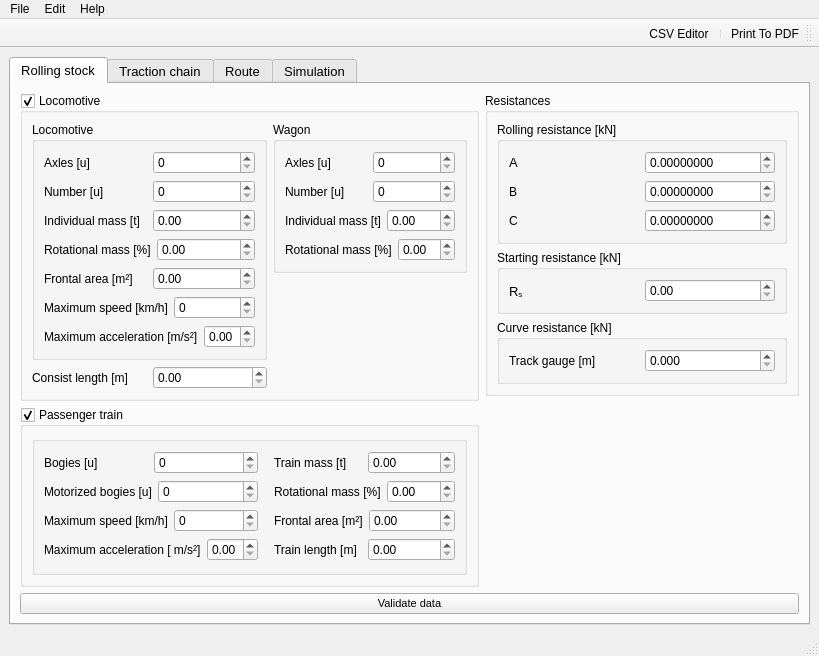
Old version of the form RailwaySim_GUI.ui in the repository danicc097/RailwaySim.
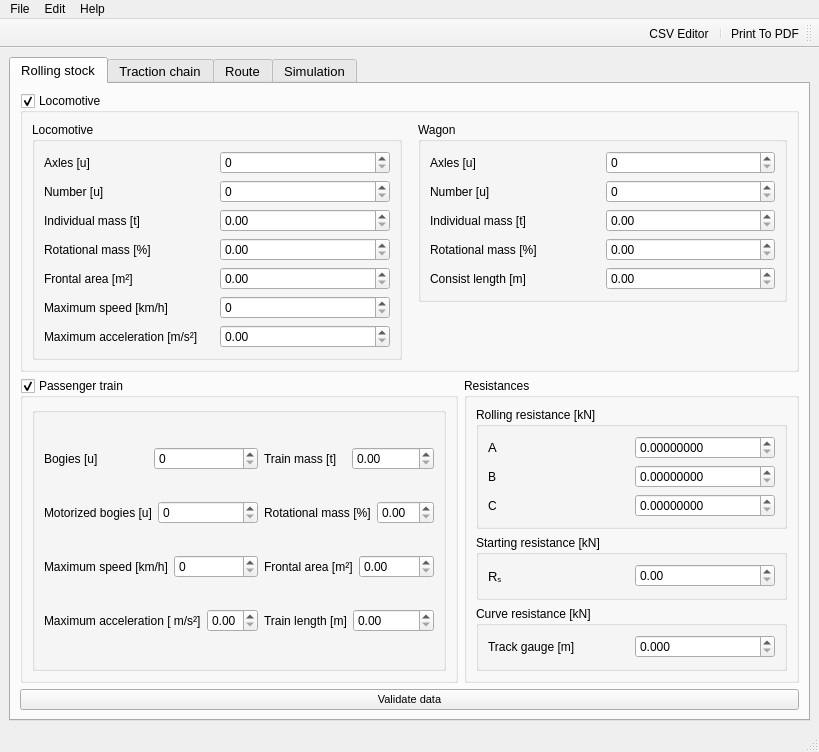
New version of the form. The open tabs and pages were chosen to show the change. Icons and pictures are not drawn.

Diff of the .ui file:
```diff
--- a/RailwaySim_GUI.ui
+++ b/RailwaySim_GUI.ui
@@ -8,7 +8,7 @@
     <x>0</x>
     <y>0</y>
     <width>819</width>
-    <height>623</height>
+    <height>697</height>
    </rect>
   </property>
   <property name="windowTitle">
@@ -51,7 +51,7 @@
        <bool>false</bool>
       </property>
       <property name="currentIndex">
-       <number>2</number>
+       <number>0</number>
       </property>
       <property name="documentMode">
        <bool>false</bool>
@@ -100,7 +100,10 @@
        </attribute>
        <layout class="QVBoxLayout" name="verticalLayout_18">
         <item>
-         <layout class="QGridLayout" name="gridLayout_3">
+         <layout class="QFormLayout" name="formLayout">
+          <property name="sizeConstraint">
+           <enum>QLayout::SetMinAndMaxSize</enum>
+          </property>
           <item row="1" column="0">
            <widget class="QGroupBox" name="gb_passenger">
             <property name="enabled">
@@ -139,63 +142,6 @@
                 <string/>
                </property>
                <layout class="QGridLayout" name="gridLayout">
-                <item row="3" column="2">
-                 <layout class="QHBoxLayout" name="horizontalLayout_32">
-                  <item>
-                   <widget class="QLabel" name="label_25">
-                    <property name="text">
-                     <string>Train length [m]</string>
-                    </property>
-                   </widget>
-                  </item>
-                  <item>
-                   <widget class="QDoubleSpinBox" name="TRAIN_LENGTH">
-                    <property name="wrapping">
-                     <bool>false</bool>
-                    </property>
-                    <property name="specialValueText">
-                     <string/>
-                    </property>
-                    <property name="prefix">
-                     <string/>
-                    </property>
-                    <property name="suffix">
-                     <string/>
-                    </property>
-                   </widget>
-                  </item>
-                 </layout>
-                </item>
-                <item row="0" column="2">
-                 <layout class="QHBoxLayout" name="horizontalLayout_11">
-                  <item>
-                   <widget class="QLabel" name="label_9">
-                    <property name="text">
-                     <string>Train mass [t]</string>
-                    </property>
-                   </widget>
-                  </item>
-                  <item>
-                   <widget class="QDoubleSpinBox" name="TRAIN_MASS">
-                    <property name="wrapping">
-                     <bool>false</bool>
-                    </property>
-                    <property name="specialValueText">
-                     <string/>
-                    </property>
-                    <property name="prefix">
-                     <string/>
-                    </property>
-                    <property name="suffix">
-                     <string/>
-                    </property>
-                    <property name="maximum">
-                     <double>999.000000000000000</double>
-                    </property>
-                   </widget>
-                  </item>
-                 </layout>
-                </item>
                 <item row="2" column="0">
                  <layout class="QHBoxLayout" name="horizontalLaya_2">
                   <item>
@@ -223,7 +169,64 @@
                   </item>
                  </layout>
                 </item>
-                <item row="2" column="2">
+                <item row="0" column="0">
+                 <layout class="QHBoxLayout" name="horizontalLayout_17">
+                  <item>
+                   <widget class="QLabel" name="label_18">
+                    <property name="text">
+                     <string>Bogies [u]</string>
+                    </property>
+                   </widget>
+                  </item>
+                  <item>
+                   <widget class="QSpinBox" name="BOGIES">
+                    <property name="layoutDirection">
+                     <enum>Qt::LeftToRight</enum>
+                    </property>
+                    <property name="wrapping">
+                     <bool>false</bool>
+                    </property>
+                    <property name="specialValueText">
+                     <string/>
+                    </property>
+                    <property name="suffix">
+                     <string/>
+                    </property>
+                   </widget>
+                  </item>
+                 </layout>
+                </item>
+                <item row="3" column="0">
+                 <layout class="QHBoxLayout" name="horizontalLayout_14">
+                  <item>
+                   <widget class="QLabel" name="label_14">
+                    <property name="text">
+                     <string>Maximum acceleration [ m/s²]</string>
+                    </property>
+                   </widget>
+                  </item>
+                  <item>
+                   <widget class="QDoubleSpinBox" name="TRAIN_MAX_A">
+                    <property name="wrapping">
+                     <bool>false</bool>
+                    </property>
+                    <property name="specialValueText">
+                     <string/>
+                    </property>
+                    <property name="suffix">
+                     <string/>
+                    </property>
+                    <property name="maximum">
+                     <double>9.990000000000000</double>
+                    </property>
+                    <property name="singleStep">
+                     <double>0.250000000000000</double>
+                    </property>
+                   </widget>
+                  </item>
+                 </layout>
+                </item>
+                <item row="2" column="1">
                  <layout class="QHBoxLayout" name="horizontalLayout_13">
                   <item>
                    <widget class="QLabel" name="label_13">
@@ -250,6 +253,33 @@
                   </item>
                  </layout>
                 </item>
+                <item row="1" column="1">
+                 <layout class="QHBoxLayout" name="horizontalLayout_12">
+                  <item>
+                   <widget class="QLabel" name="label_12">
+                    <property name="text">
+                     <string>Rotational mass [%]</string>
+                    </property>
+                   </widget>
+                  </item>
+                  <item>
+                   <widget class="QDoubleSpinBox" name="TRAIN_ROT_MASS">
+                    <property name="wrapping">
+                     <bool>false</bool>
+                    </property>
+                    <property name="specialValueText">
+                     <string/>
+                    </property>
+                    <property name="prefix">
+                     <string/>
+                    </property>
+                    <property name="suffix">
+                     <string/>
+                    </property>
+                   </widget>
+                  </item>
+                 </layout>
+                </item>
                 <item row="1" column="0">
                  <layout class="QHBoxLayout" name="horizontalLayout_16">
                   <item>
@@ -277,17 +307,17 @@
                   </item>
                  </layout>
                 </item>
-                <item row="1" column="2">
-                 <layout class="QHBoxLayout" name="horizontalLayout_12">
+                <item row="3" column="1">
+                 <layout class="QHBoxLayout" name="horizontalLayout_32">
                   <item>
-                   <widget class="QLabel" name="label_12">
+                   <widget class="QLabel" name="label_25">
                     <property name="text">
-                     <string>Rotational mass [%]</string>
+                     <string>Train length [m]</string>
                     </property>
                    </widget>
                   </item>
                   <item>
-                   <widget class="QDoubleSpinBox" name="TRAIN_ROT_MASS">
+                   <widget class="QDoubleSpinBox" name="TRAIN_LENGTH">
                     <property name="wrapping">
                      <bool>false</bool>
                     </property>
@@ -304,78 +334,35 @@
                   </item>
                  </layout>
                 </item>
-                <item row="3" column="0">
-                 <layout class="QHBoxLayout" name="horizontalLayout_14">
-                  <item>
-                   <widget class="QLabel" name="label_14">
-                    <property name="text">
-                     <string>Maximum acceleration [ m/s²]</string>
-                    </property>
-                   </widget>
-                  </item>
-                  <item>
-                   <widget class="QDoubleSpinBox" name="TRAIN_MAX_A">
-                    <property name="wrapping">
-                     <bool>false</bool>
-                    </property>
-                    <property name="specialValueText">
-                     <string/>
-                    </property>
-                    <property name="suffix">
-                     <string/>
-                    </property>
-                    <property name="maximum">
-                     <double>9.990000000000000</double>
-                    </property>
-                    <property name="singleStep">
-                     <double>0.250000000000000</double>
-                    </property>
-                   </widget>
-                  </item>
-                 </layout>
-                </item>
-                <item row="0" column="0">
-                 <layout class="QHBoxLayout" name="horizontalLayout_17">
-                  <item>
-                   <widget class="QLabel" name="label_18">
-                    <property name="text">
-                     <string>Bogies [u]</string>
-                    </property>
-                   </widget>
-                  </item>
-                  <item>
-                   <widget class="QSpinBox" name="BOGIES">
-                    <property name="layoutDirection">
-                     <enum>Qt::LeftToRight</enum>
-                    </property>
-                    <property name="wrapping">
-                     <bool>false</bool>
-                    </property>
-                    <property name="specialValueText">
-                     <string/>
-                    </property>
-                    <property name="suffix">
-                     <string/>
-                    </property>
-                   </widget>
-                  </item>
-                 </layout>
-                </item>
                 <item row="0" column="1">
-                 <spacer name="horizontalSpacer_3">
-                  <property name="orientation">
-                   <enum>Qt::Horizontal</enum>
-                  </property>
-                  <property name="sizeType">
-                   <enum>QSizePolicy::Maximum</enum>
-                  </property>
-                  <property name="sizeHint" stdset="0">
-                   <size>
-                    <width>10</width>
-                    <height>20</height>
-                   </size>
-                  </property>
-                 </spacer>
+                 <layout class="QHBoxLayout" name="horizontalLayout_11">
+                  <item>
+                   <widget class="QLabel" name="label_9">
+                    <property name="text">
+                     <string>Train mass [t]</string>
+                    </property>
+                   </widget>
+                  </item>
+                  <item>
+                   <widget class="QDoubleSpinBox" name="TRAIN_MASS">
+                    <property name="wrapping">
+                     <bool>false</bool>
+                    </property>
+                    <property name="specialValueText">
+                     <string/>
+                    </property>
+                    <property name="prefix">
+                     <string/>
+                    </property>
+                    <property name="suffix">
+                     <string/>
+                    </property>
+                    <property name="maximum">
+                     <double>999.000000000000000</double>
+                    </property>
+                   </widget>
+                  </item>
+                 </layout>
                 </item>
                </layout>
               </widget>
@@ -383,13 +370,13 @@
             </layout>
            </widget>
           </item>
-          <item row="0" column="0">
+          <item row="0" column="0" colspan="2">
            <widget class="QGroupBox" name="gb_locomotive">
             <property name="enabled">
              <bool>true</bool>
             </property>
             <property name="sizePolicy">
-             <sizepolicy hsizetype="Expanding" vsizetype="Expanding">
+             <sizepolicy hsizetype="Expanding" vsizetype="Preferred">
               <horstretch>0</horstretch>
               <verstretch>0</verstretch>
              </sizepolicy>
@@ -411,10 +398,29 @@
             <layout class="QGridLayout" name="gridLayout_6">
              <item row="0" column="0">
               <layout class="QGridLayout" name="gridLayout_2">
+               <property name="sizeConstraint">
+                <enum>QLayout::SetNoConstraint</enum>
+               </property>
+               <item row="0" column="1">
+                <spacer name="horizontalSpacer_2">
+                 <property name="orientation">
+                  <enum>Qt::Horizontal</enum>
+                 </property>
+                 <property name="sizeType">
+                  <enum>QSizePolicy::Maximum</enum>
+                 </property>
+                 <property name="sizeHint" stdset="0">
+                  <size>
+                   <width>10</width>
+                   <height>20</height>
+                  </size>
+                 </property>
+                </spacer>
+               </item>
                <item row="0" column="0" alignment="Qt::AlignTop">
                 <widget class="QGroupBox" name="groupBox_3">
                  <property name="sizePolicy">
-                  <sizepolicy hsizetype="Expanding" vsizetype="Expanding">
+                  <sizepolicy hsizetype="Minimum" vsizetype="Preferred">
                    <horstretch>0</horstretch>
                    <verstretch>0</verstretch>
                   </sizepolicy>
@@ -422,8 +428,65 @@
                  <property name="title">
                   <string>Locomotive</string>
                  </property>
-                 <layout class="QGridLayout" name="gridLayout_4">
-                  <item row="2" column="0">
+                 <layout class="QVBoxLayout" name="verticalLayout_13">
+                  <property name="sizeConstraint">
+                   <enum>QLayout::SetNoConstraint</enum>
+                  </property>
+                  <item>
+                   <layout class="QHBoxLayout" name="horizontalLayout_18">
+                    <item>
+                     <widget class="QLabel" name="label_19">
+                      <property name="text">
+                       <string>Axles [u]</string>
+                      </property>
+                     </widget>
+                    </item>
+                    <item>
+                     <widget class="QSpinBox" name="LOCO_AXLES">
+                      <property name="layoutDirection">
+                       <enum>Qt::LeftToRight</enum>
+                      </property>
+                      <property name="wrapping">
+                       <bool>false</bool>
+                      </property>
+                      <property name="specialValueText">
+                       <string/>
+                      </property>
+                      <property name="suffix">
+                       <string/>
+                      </property>
+                     </widget>
+                    </item>
+                   </layout>
+                  </item>
+                  <item>
+                   <layout class="QHBoxLayout" name="horizontalLayout">
+                    <item>
+                     <widget class="QLabel" name="label">
+                      <property name="text">
+                       <string>Number [u]</string>
+                      </property>
+                     </widget>
+                    </item>
+                    <item>
+                     <widget class="QSpinBox" name="LOCO_NUMBER">
+                      <property name="layoutDirection">
+                       <enum>Qt::LeftToRight</enum>
+                      </property>
+                      <property name="wrapping">
+                       <bool>false</bool>
+                      </property>
+                      <property name="specialValueText">
+                       <string/>
+                      </property>
+                      <property name="suffix">
+                       <string/>
+                      </property>
+                     </widget>
+                    </item>
+                   </layout>
+                  </item>
+                  <item>
                    <layout class="QHBoxLayout" name="horizontalLayout_2">
                     <item>
                      <widget class="QLabel" name="label_2">
@@ -453,37 +516,7 @@
                     </item>
                    </layout>
                   </item>
-                  <item row="6" column="0">
-                   <layout class="QHBoxLayout" name="horizontalLayout_7">
-                    <item>
-                     <widget class="QLabel" name="label_8">
-                      <property name="text">
-                       <string>Maximum acceleration [m/s²]</string>
-                      </property>
-                     </widget>
-                    </item>
-                    <item>
-                     <widget class="QDoubleSpinBox" name="LOCO_MAX_A">
-                      <property name="wrapping">
-                       <bool>false</bool>
-                      </property>
-                      <property name="specialValueText">
-                       <string/>
-                      </property>
-                      <property name="suffix">
-                       <string/>
-                      </property>
-                      <property name="maximum">
-                       <double>9.990000000000000</double>
-                      </property>
-                      <property name="singleStep">
-                       <double>0.250000000000000</double>
-                      </property>
-                     </widget>
-                    </item>
-                   </layout>
-                  </item>
-                  <item row="3" column="0">
+                  <item>
                    <layout class="QHBoxLayout" name="horizontalLayout_3">
                     <item>
                      <widget class="QLabel" name="label_3">
@@ -510,7 +543,7 @@
                     </item>
                    </layout>
                   </item>
-                  <item row="4" column="0">
+                  <item>
                    <layout class="QHBoxLayout" name="horizontalLayout_4">
                     <item>
                      <widget class="QLabel" name="label_4">
@@ -537,7 +570,7 @@
                     </item>
                    </layout>
                   </item>
-                  <item row="5" column="0">
+                  <item>
                    <layout class="QHBoxLayout" name="horizontalLaya">
                     <item>
                      <widget class="QLabel" name="label_11">
@@ -564,20 +597,17 @@
                     </item>
                    </layout>
                   </item>
-                  <item row="1" column="0">
-                   <layout class="QHBoxLayout" name="horizontalLayout">
+                  <item>
+                   <layout class="QHBoxLayout" name="horizontalLayout_7">
                     <item>
-                     <widget class="QLabel" name="label">
+                     <widget class="QLabel" name="label_8">
                       <property name="text">
-                       <string>Number [u]</string>
+                       <string>Maximum acceleration [m/s²]</string>
                       </property>
                      </widget>
                     </item>
                     <item>
-                     <widget class="QSpinBox" name="LOCO_NUMBER">
-                      <property name="layoutDirection">
-                       <enum>Qt::LeftToRight</enum>
-                      </property>
+                     <widget class="QDoubleSpinBox" name="LOCO_MAX_A">
                       <property name="wrapping">
                        <bool>false</bool>
                       </property>
@@ -587,32 +617,11 @@
                       <property name="suffix">
                        <string/>
                       </property>
-                     </widget>
-                    </item>
-                   </layout>
-                  </item>
-                  <item row="0" column="0">
-                   <layout class="QHBoxLayout" name="horizontalLayout_18">
-                    <item>
-                     <widget class="QLabel" name="label_19">
-                      <property name="text">
-                       <string>Axles [u]</string>
+                      <property name="maximum">
+                       <double>9.990000000000000</double>
                       </property>
-                     </widget>
-                    </item>
-                    <item>
-                     <widget class="QSpinBox" name="LOCO_AXLES">
-                      <property name="layoutDirection">
-                       <enum>Qt::LeftToRight</enum>
-                      </property>
-                      <property name="wrapping">
-                       <bool>false</bool>
-                      </property>
-                      <property name="specialValueText">
-                       <string/>
-                      </property>
-                      <property name="suffix">
-                       <string/>
+                      <property name="singleStep">
+                       <double>0.250000000000000</double>
                       </property>
                      </widget>
                     </item>
@@ -621,14 +630,20 @@
                  </layout>
                 </widget>
                </item>
-               <item row="0" column="1" alignment="Qt::AlignTop">
+               <item row="0" column="2" alignment="Qt::AlignTop">
                 <widget class="QGroupBox" name="groupBox_4">
                  <property name="sizePolicy">
-                  <sizepolicy hsizetype="Expanding" vsizetype="Expanding">
+                  <sizepolicy hsizetype="Minimum" vsizetype="Preferred">
                    <horstretch>0</horstretch>
                    <verstretch>0</verstretch>
                   </sizepolicy>
                  </property>
+                 <property name="minimumSize">
+                  <size>
+                   <width>0</width>
+                   <height>168</height>
+                  </size>
+                 </property>
                  <property name="title">
                   <string>Wagon</string>
                  </property>
@@ -750,42 +765,42 @@
                     </item>
                    </layout>
                   </item>
+                  <item>
+                   <layout class="QHBoxLayout" name="horizontalLayout_35">
+                    <item>
+                     <widget class="QLabel" name="label_26">
+                      <property name="text">
+                       <string>Consist length [m]</string>
+                      </property>
+                     </widget>
+                    </item>
+                    <item>
+                     <widget class="QDoubleSpinBox" name="LOCO_LENGTH">
+                      <property name="wrapping">
+                       <bool>false</bool>
+                      </property>
+                      <property name="specialValueText">
+                       <string/>
+                      </property>
+                      <property name="prefix">
+                       <string/>
+                      </property>
+                      <property name="suffix">
+                       <string/>
+                      </property>
+                     </widget>
+                    </item>
+                   </layout>
+                  </item>
                  </layout>
                 </widget>
                </item>
-               <item row="1" column="0">
-                <layout class="QHBoxLayout" name="horizontalLayout_35">
-                 <item>
-                  <widget class="QLabel" name="label_26">
-                   <property name="text">
-                    <string>Consist length [m]</string>
-                   </property>
-                  </widget>
-                 </item>
-                 <item>
-                  <widget class="QDoubleSpinBox" name="LOCO_LENGTH">
-                   <property name="wrapping">
-                    <bool>false</bool>
-                   </property>
-                   <property name="specialValueText">
-                    <string/>
-                   </property>
-                   <property name="prefix">
-                    <string/>
-                   </property>
-                   <property name="suffix">
-                    <string/>
-                   </property>
-                  </widget>
-                 </item>
-                </layout>
-               </item>
               </layout>
              </item>
             </layout>
            </widget>
           </item>
-          <item row="0" column="1" rowspan="2" alignment="Qt::AlignTop">
+          <item row="1" column="1">
            <widget class="QGroupBox" name="groupBox_6">
             <property name="sizePolicy">
              <sizepolicy hsizetype="Expanding" vsizetype="Expanding">
```
